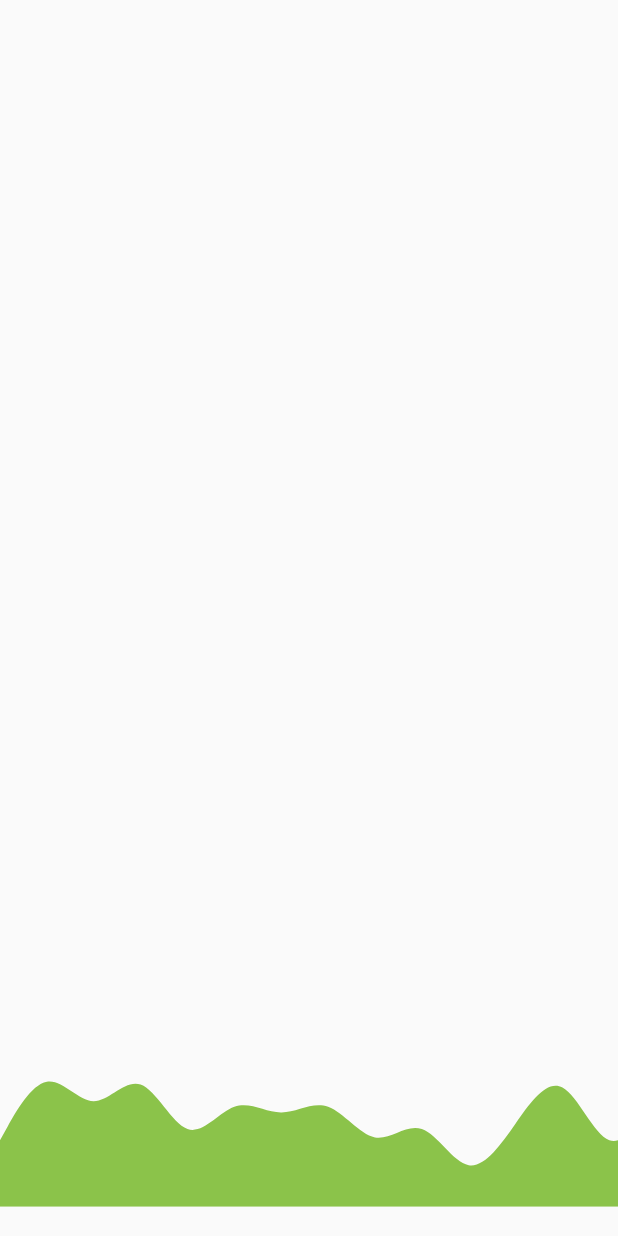
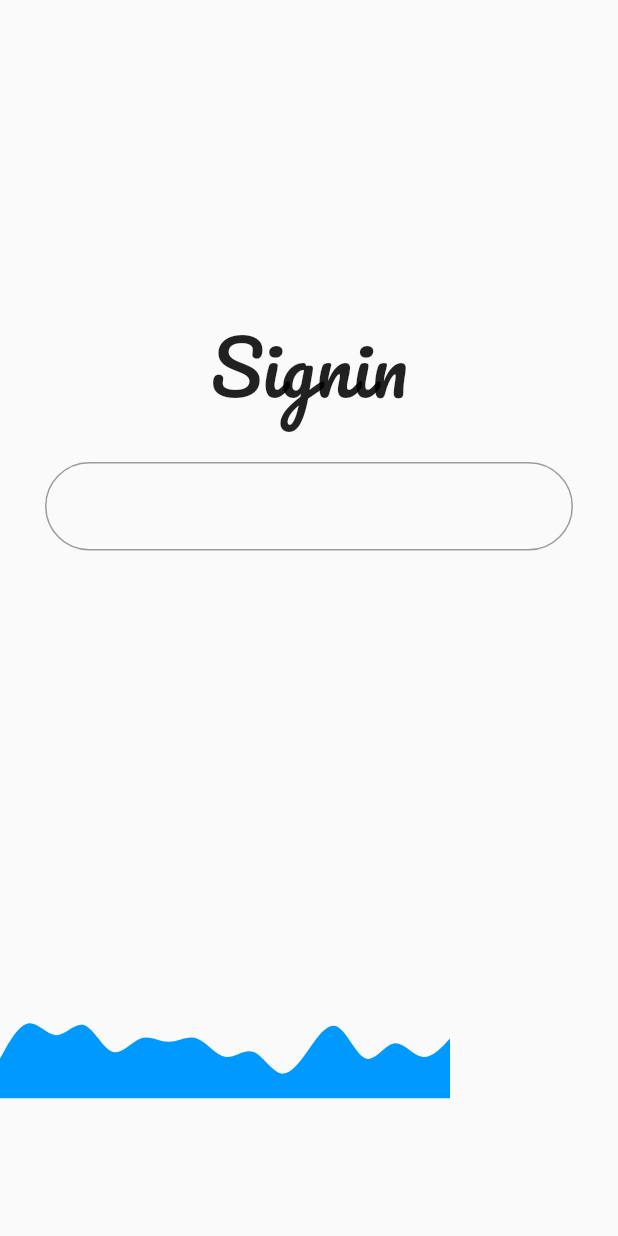
Before and after one commit to mohiandipta/authentication-system-frontend-using-flutter, a Flutter app: the screen it shows after launch, on a phone screen of 412 x 824 dp. Run offline on Flutter 3.47's test engine with Material 2 defaults, Android fonts, the phone set to English and light mode, and no system bars; our stand-ins replace flutter_svg, google_fonts.

Commit message:
textFormFeild added

```diff
--- a/lib/signin.dart
+++ b/lib/signin.dart
@@ -1,5 +1,6 @@
 import 'package:flutter/material.dart';
 import 'package:flutter_svg/flutter_svg.dart';
+import 'package:google_fonts/google_fonts.dart';
 import 'styles/my_svg.dart';
 
 class Signin extends StatefulWidget {
@@ -11,15 +12,15 @@ class _SigninState extends State<Signin> {
   @override
   Widget build(BuildContext context) {
     return Scaffold(
+      resizeToAvoidBottomInset: false,
       body: Stack(
         children: [
           Positioned(
             bottom: 0,
             child: SvgPicture.asset(
               top,
-              width: 500,
-              height: 150,
-              color: Colors.lightGreen,
+              width: 300,
+              height: 250,
             ),
           ),
           Container(
@@ -27,6 +28,27 @@ class _SigninState extends State<Signin> {
             child: Column(
               mainAxisAlignment: MainAxisAlignment.start,
               crossAxisAlignment: CrossAxisAlignment.center,
+              children: [
+                SizedBox(
+                  height: 200,
+                ),
+                Text(
+                  'Signin',
+                  style: GoogleFonts.pacifico(
+                    fontWeight: FontWeight.normal,
+                    fontSize: 50,
+                  ),
+                ),
+                Padding(
+                  padding: const EdgeInsets.only(left: 30, right: 30, top: 20),
+                  child: TextFormField(
+                    decoration: InputDecoration(
+                      border: OutlineInputBorder(
+                          borderRadius: BorderRadius.circular(30)),
+                    ),
+                  ),
+                )
+              ],
             ),
           )
         ],
```
